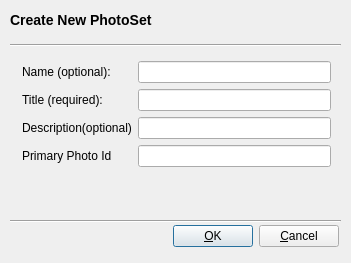
First picture: the form in flickrexport/flickralbumdialog.ui, repository KDE/kipi-plugins, before the edit.
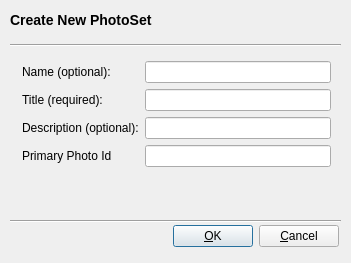
Second picture: the form after the edit. Custom widgets are drawn as their Qt base class.

The edit to the form file:
```diff
--- a/flickrexport/flickralbumdialog.ui
+++ b/flickrexport/flickralbumdialog.ui
@@ -165,7 +165,7 @@
     <item row="2" column="0" >
      <widget class="QLabel" name="captionLabel" >
       <property name="text" >
-       <string>Description(optional)</string>
+       <string>Description (optional):</string>
       </property>
       <property name="wordWrap" >
        <bool>false</bool>
```
